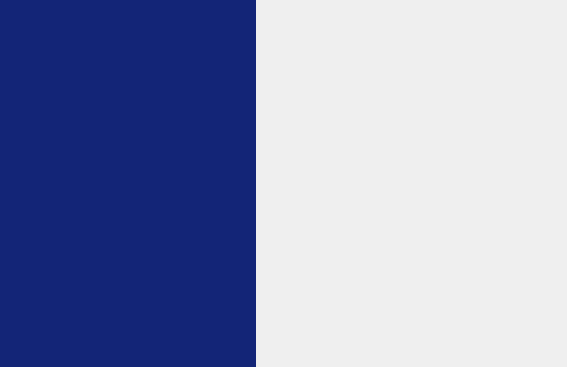
Before: the Qt Designer form pyFAI/resources/gui/calibration-main.ui in silx-kit/pyFAI, drawn with Qt 5.
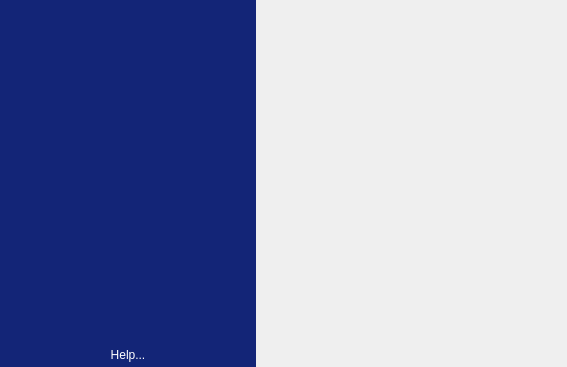
After: the same form once the commit is applied.

Commit message: Add a button to display online help

```diff
--- a/pyFAI/resources/gui/calibration-main.ui
+++ b/pyFAI/resources/gui/calibration-main.ui
@@ -96,6 +96,23 @@
          </property>
         </widget>
        </item>
+       <item>
+        <widget class="QPushButton" name="_help">
+         <property name="toolTip">
+          <string>Open a web browser containing a cookbook for calibration</string>
+         </property>
+         <property name="styleSheet">
+          <string notr="true">QPushButton {
+	color: white;
+	border: 0;
+	margin: 5px;
+}</string>
+         </property>
+         <property name="text">
+          <string>Help...</string>
+         </property>
+        </widget>
+       </item>
       </layout>
      </widget>
     </item>
```
The commit also changes 3 other files.
